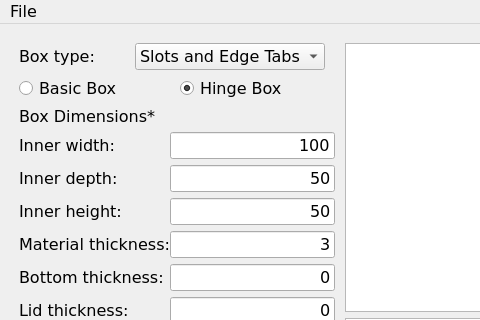
Above: form.ui from gharley/LaserCutBoxes before the change; both pictures show x 0 to 480 and y 0 to 320 of the 698 by 906 pixel window. Below: the same form after it.
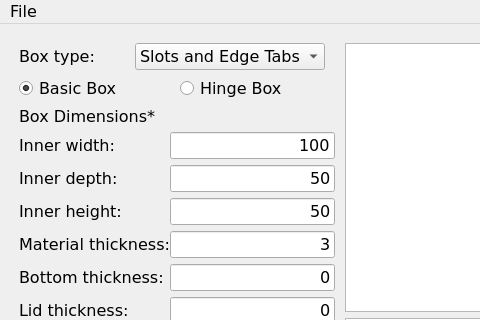
That is the form after the change.

```diff
--- a/form.ui
+++ b/form.ui
@@ -184,7 +184,7 @@
            <string>Basic Box</string>
           </property>
           <property name="checked">
-           <bool>false</bool>
+           <bool>true</bool>
           </property>
          </widget>
         </item>
@@ -194,7 +194,7 @@
            <string>Hinge Box</string>
           </property>
           <property name="checked">
-           <bool>true</bool>
+           <bool>false</bool>
           </property>
          </widget>
         </item>
```
